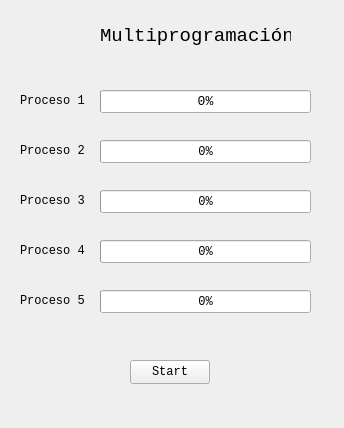
Old version of the form Actividad_3a/form.ui in the repository NingunaPersona616/Acts-SEM-SO.
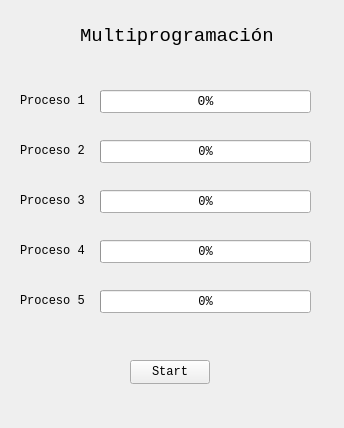
New version of the form.

```diff
--- a/Actividad_3a/form.ui
+++ b/Actividad_3a/form.ui
@@ -194,9 +194,9 @@
    <widget class="QLabel" name="title">
     <property name="geometry">
      <rect>
-      <x>100</x>
+      <x>80</x>
       <y>20</y>
-      <width>191</width>
+      <width>201</width>
       <height>31</height>
      </rect>
     </property>
```
